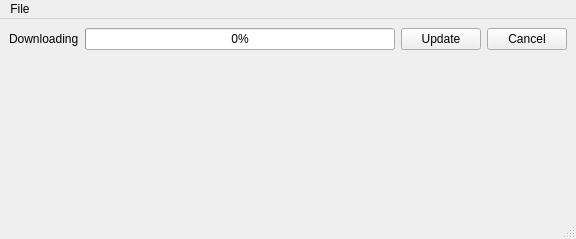
Before: the Qt Designer form main_window_design.ui in DotBow/Blender-Version-Manager, drawn with Qt 5.
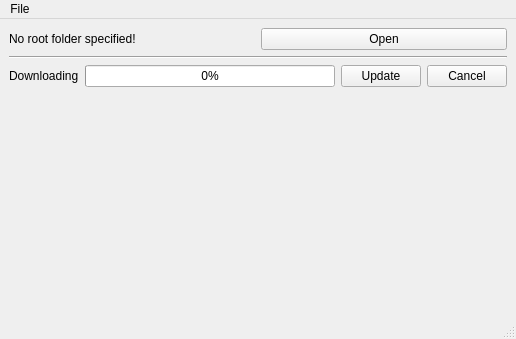
After: the same form once the commit is applied.

Commit message: Still getting into PyQt stuff...

```diff
--- a/main_window_design.ui
+++ b/main_window_design.ui
@@ -6,8 +6,8 @@
    <rect>
     <x>0</x>
     <y>0</y>
-    <width>576</width>
-    <height>239</height>
+    <width>516</width>
+    <height>339</height>
    </rect>
   </property>
   <property name="windowTitle">
@@ -18,6 +18,31 @@
   </property>
   <widget class="QWidget" name="centralwidget">
    <layout class="QVBoxLayout" name="verticalLayout">
+    <item>
+     <layout class="QHBoxLayout" name="horizontalLayout_2">
+      <item>
+       <widget class="QLabel" name="labelRootPath">
+        <property name="text">
+         <string>No root folder specified!</string>
+        </property>
+       </widget>
+      </item>
+      <item>
+       <widget class="QPushButton" name="btnOpenRootFolder">
+        <property name="text">
+         <string>Open</string>
+        </property>
+       </widget>
+      </item>
+     </layout>
+    </item>
+    <item>
+     <widget class="Line" name="line">
+      <property name="orientation">
+       <enum>Qt::Horizontal</enum>
+      </property>
+     </widget>
+    </item>
     <item>
      <layout class="QHBoxLayout" name="horizontalLayout">
       <item>
@@ -76,7 +101,7 @@
     <rect>
      <x>0</x>
      <y>0</y>
-     <width>576</width>
+     <width>516</width>
      <height>21</height>
     </rect>
    </property>
```
Left out of the diff: 2 changed lines with no effect on the pictures. The commit also changes 2 other files.
